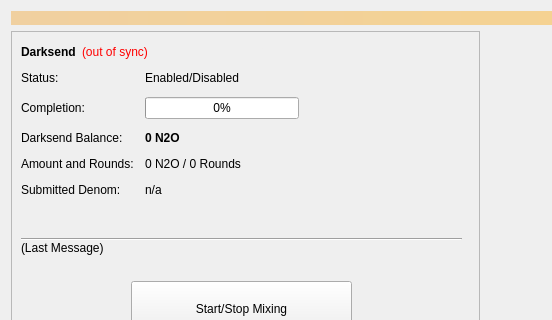
First picture: the form in src/qt/forms/coinmix.ui, repository Salvage-Ex/salvage-old, before the edit; both pictures show x 0 to 552 and y 0 to 320 of the 960 by 615 pixel window.
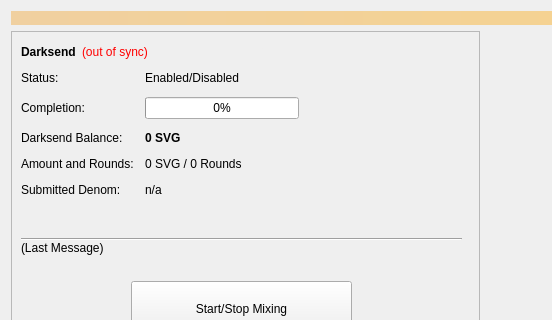
Second picture: the form after the edit.

Diff of the .ui file:
```diff
--- a/src/qt/forms/coinmix.ui
+++ b/src/qt/forms/coinmix.ui
@@ -119,7 +119,7 @@
               </font>
              </property>
              <property name="text">
-              <string notr="true">0 N2O</string>
+              <string notr="true">0 SVG</string>
              </property>
             </widget>
            </item>
@@ -133,7 +133,7 @@
            <item row="3" column="1">
             <widget class="QLabel" name="labelAmountRounds">
              <property name="text">
-              <string>0 N2O / 0 Rounds</string>
+              <string>0 SVG / 0 Rounds</string>
              </property>
             </widget>
            </item>
```
Left out of the diff: 2 changed lines with no effect on the pictures.
